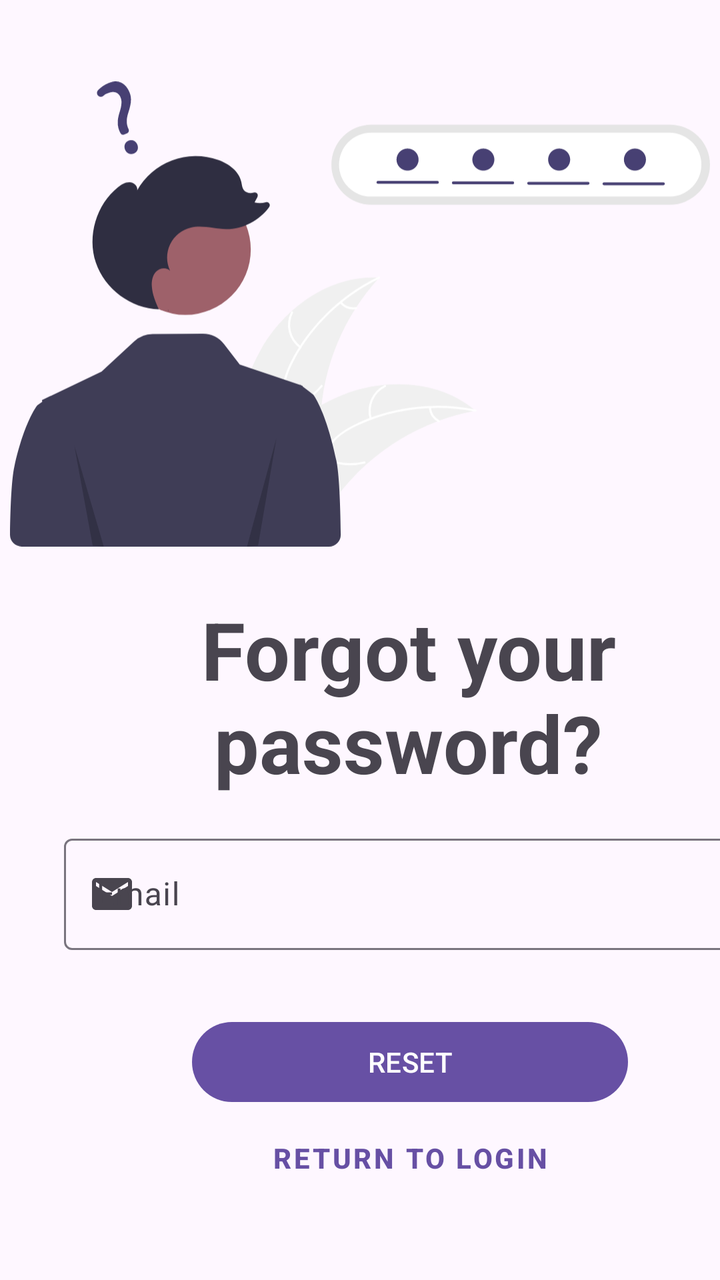
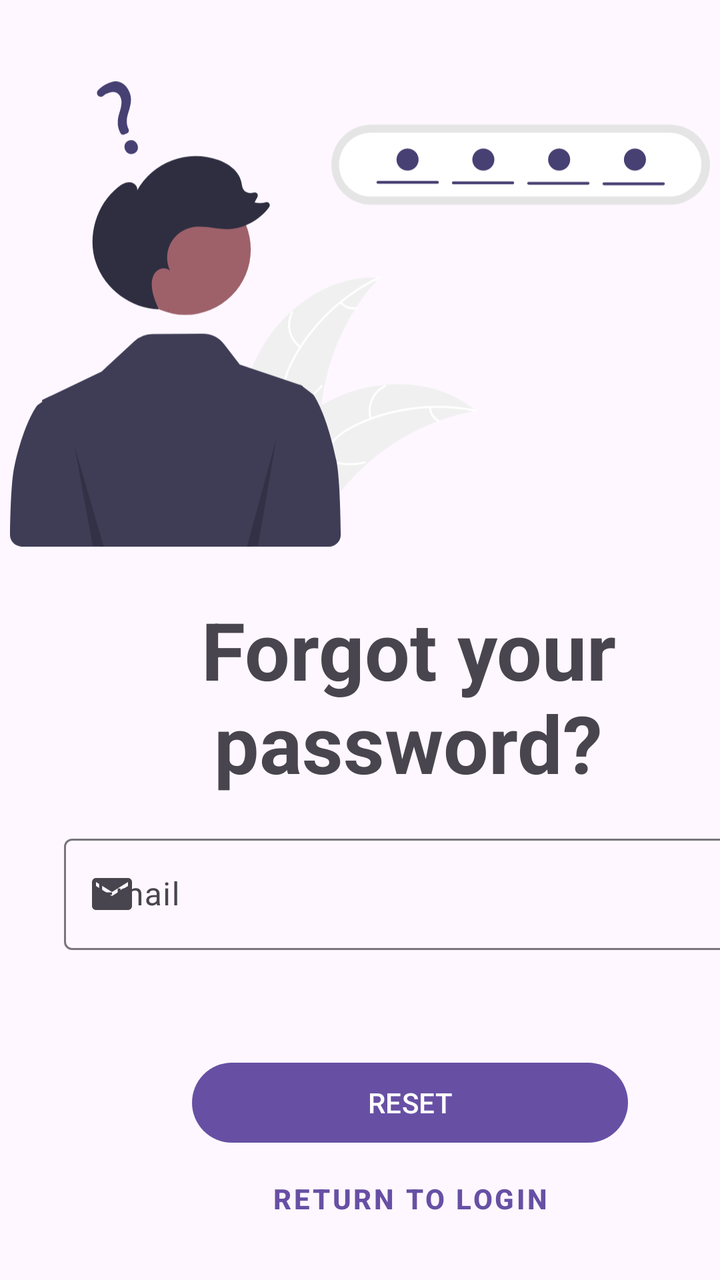

Two renders of the same Android screen: before a commit and after it. Below are the layout's source before the change and the commit's diff.
<!-- AndroidManifest.xml: application theme Theme.Foodalchemy -->
<!-- res/layout/fragment_forgot_password.xml -->
<?xml version="1.0" encoding="utf-8"?>
<androidx.constraintlayout.widget.ConstraintLayout xmlns:android="http://schemas.android.com/apk/res/android"
    xmlns:app="http://schemas.android.com/apk/res-auto"
    xmlns:tools="http://schemas.android.com/tools"
    android:layout_width="match_parent"
    android:layout_height="match_parent"
    tools:context=".ui.AuthActivity">


    <ImageView
        android:id="@+id/imageView3"
        android:layout_width="350dp"
        android:layout_height="250dp"
        android:layout_marginTop="32dp"
        android:src="@drawable/undraw_forgot_password_re_hxwm"
        app:layout_constraintEnd_toEndOf="parent"
        app:layout_constraintStart_toStartOf="parent"
        app:layout_constraintTop_toTopOf="parent" />

    <androidx.constraintlayout.widget.Guideline
        android:id="@+id/guideline7"
        android:layout_width="wrap_content"
        android:layout_height="wrap_content"
        android:orientation="vertical"
        app:layout_constraintGuide_begin="32dp" />

    <androidx.constraintlayout.widget.Guideline
        android:id="@+id/guideline10"
        android:layout_width="wrap_content"
        android:layout_height="wrap_content"
        android:orientation="vertical"
        app:layout_constraintGuide_begin="376dp" />

    <TextView
        android:id="@+id/textView5"
        android:layout_width="0dp"
        android:layout_height="wrap_content"
        android:layout_marginTop="16dp"
        android:text="@string/forgotpassword_textview"
        android:textAlignment="center"
        android:textSize="40sp"
        android:textStyle="bold"
        app:layout_constraintEnd_toStartOf="@+id/guideline10"
        app:layout_constraintStart_toStartOf="@+id/guideline7"
        app:layout_constraintTop_toBottomOf="@+id/imageView3" />

    <com.google.android.material.textfield.TextInputLayout
        android:id="@+id/textInputLayout4"
        android:layout_width="0dp"
        android:layout_height="wrap_content"
        android:layout_marginTop="16dp"
        app:layout_constraintEnd_toStartOf="@+id/guideline10"
        app:layout_constraintStart_toStartOf="@+id/guideline7"
        app:layout_constraintTop_toBottomOf="@+id/textView5"
        app:startIconDrawable="@drawable/baseline_email_24"
        app:endIconMode="clear_text">

        <com.google.android.material.textfield.TextInputEditText
            android:layout_width="match_parent"
            android:layout_height="wrap_content"
            android:hint="@string/forgotpassword_email"
            android:inputType="textEmailAddress"/>
    </com.google.android.material.textfield.TextInputLayout>

    <Button
        android:id="@+id/button_reset"
        style="@style/Widget.Material3.Button"
        android:layout_width="0dp"
        android:layout_height="wrap_content"
        android:layout_marginTop="32dp"
        android:text="@string/reset_button"
        android:textSize="14sp"
        app:layout_constraintEnd_toStartOf="@+id/guideline12"
        app:layout_constraintStart_toStartOf="@+id/guideline11"
        app:layout_constraintTop_toBottomOf="@+id/textInputLayout4" />

    <androidx.constraintlayout.widget.Guideline
        android:id="@+id/guideline11"
        android:layout_width="wrap_content"
        android:layout_height="wrap_content"
        android:orientation="vertical"
        app:layout_constraintGuide_begin="96dp" />

    <androidx.constraintlayout.widget.Guideline
        android:id="@+id/guideline12"
        android:layout_width="wrap_content"
        android:layout_height="wrap_content"
        android:orientation="vertical"
        app:layout_constraintGuide_begin="314dp" />

    <Button
        android:id="@+id/button_return_login"
        style="@style/Widget.MaterialComponents.Button.TextButton"
        android:layout_width="wrap_content"
        android:layout_height="wrap_content"
        android:text="@string/return_button"
        android:textStyle="bold"
        app:layout_constraintEnd_toStartOf="@+id/guideline12"
        app:layout_constraintStart_toStartOf="@+id/guideline11"
        app:layout_constraintTop_toBottomOf="@+id/button_reset" />
</androidx.constraintlayout.widget.ConstraintLayout>
<!-- resources referenced by this layout -->
<resources>
  <!-- drawable baseline_email_24 (drawable) -->
  <vector android:height="24dp" android:tint="#000000"
      android:viewportHeight="24" android:viewportWidth="24"
      android:width="24dp" xmlns:android="http://schemas.android.com/apk/res/android">
      <path android:fillColor="@android:color/white" android:pathData="M20,4L4,4c-1.1,0 -1.99,0.9 -1.99,2L2,18c0,1.1 0.9,2 2,2h16c1.1,0 2,-0.9 2,-2L22,6c0,-1.1 -0.9,-2 -2,-2zM20,8l-8,5 -8,-5L4,6l8,5 8,-5v2z"/>
  </vector>
  <!-- drawable undraw_forgot_password_re_hxwm: vector/xml drawable (drawable, 7951 chars, omitted) -->
  <string name="forgotpassword_email">Email</string>
  <string name="forgotpassword_textview">Forgot your password?</string>
  <string name="reset_button">RESET</string>
  <string name="return_button">RETURN TO LOGIN</string>
  <style name="Theme.Foodalchemy" parent="Base.Theme.Foodalchemy" />
  <style name="Base.Theme.Foodalchemy" parent="Theme.Material3.DayNight.NoActionBar">
          
          
      </style>
</resources>

<!-- the commit's change to res/layout/fragment_forgot_password.xml (unified diff, before → after) -->
@@ -15,7 +15,8 @@
         android:src="@drawable/undraw_forgot_password_re_hxwm"
         app:layout_constraintEnd_toEndOf="parent"
         app:layout_constraintStart_toStartOf="parent"
-        app:layout_constraintTop_toTopOf="parent" />
+        app:layout_constraintTop_toTopOf="parent"
+        app:contentDescription="@string/forgot_password_image"/>
 
     <androidx.constraintlayout.widget.Guideline
         android:id="@+id/guideline7"
@@ -32,11 +33,11 @@
         app:layout_constraintGuide_begin="376dp" />
 
     <TextView
-        android:id="@+id/textView5"
+        android:id="@+id/ForgotPassword"
         android:layout_width="0dp"
         android:layout_height="wrap_content"
         android:layout_marginTop="16dp"
-        android:text="@string/forgotpassword_textview"
+        android:text="@string/forgot_password_textview"
         android:textAlignment="center"
         android:textSize="40sp"
         android:textStyle="bold"
@@ -45,20 +46,22 @@
         app:layout_constraintTop_toBottomOf="@+id/imageView3" />
 
     <com.google.android.material.textfield.TextInputLayout
-        android:id="@+id/textInputLayout4"
+        android:id="@+id/text_input_layout_email"
         android:layout_width="0dp"
         android:layout_height="wrap_content"
         android:layout_marginTop="16dp"
         app:layout_constraintEnd_toStartOf="@+id/guideline10"
         app:layout_constraintStart_toStartOf="@+id/guideline7"
-        app:layout_constraintTop_toBottomOf="@+id/textView5"
+        app:layout_constraintTop_toBottomOf="@+id/ForgotPassword"
         app:startIconDrawable="@drawable/baseline_email_24"
-        app:endIconMode="clear_text">
+        app:endIconMode="clear_text"
+        app:errorEnabled="true">
 
         <com.google.android.material.textfield.TextInputEditText
+            android:id="@+id/text_input_edit_text_email"
             android:layout_width="match_parent"
             android:layout_height="wrap_content"
-            android:hint="@string/forgotpassword_email"
+            android:hint="@string/forgot_password_email"
             android:inputType="textEmailAddress"/>
     </com.google.android.material.textfield.TextInputLayout>
 
@@ -72,7 +75,7 @@
         android:textSize="14sp"
         app:layout_constraintEnd_toStartOf="@+id/guideline12"
         app:layout_constraintStart_toStartOf="@+id/guideline11"
-        app:layout_constraintTop_toBottomOf="@+id/textInputLayout4" />
+        app:layout_constraintTop_toBottomOf="@+id/text_input_layout_email" />
 
     <androidx.constraintlayout.widget.Guideline
         android:id="@+id/guideline11"
<!-- resource entries referenced after the edit -->
@@ -7,8 +7,9 @@
       <path android:fillColor="@android:color/white" android:pathData="M20,4L4,4c-1.1,0 -1.99,0.9 -1.99,2L2,18c0,1.1 0.9,2 2,2h16c1.1,0 2,-0.9 2,-2L22,6c0,-1.1 -0.9,-2 -2,-2zM20,8l-8,5 -8,-5L4,6l8,5 8,-5v2z"/>
   </vector>
   <!-- drawable undraw_forgot_password_re_hxwm: vector/xml drawable (drawable, 7951 chars, omitted) -->
-  <string name="forgotpassword_email">Email</string>
-  <string name="forgotpassword_textview">Forgot your password?</string>
+  <string name="forgot_password_email">Email</string>
+  <string name="forgot_password_image">Forgot Password Image</string>
+  <string name="forgot_password_textview">Forgot your password?</string>
   <string name="reset_button">RESET</string>
   <string name="return_button">RETURN TO LOGIN</string>
   <style name="Theme.Foodalchemy" parent="Base.Theme.Foodalchemy" />
